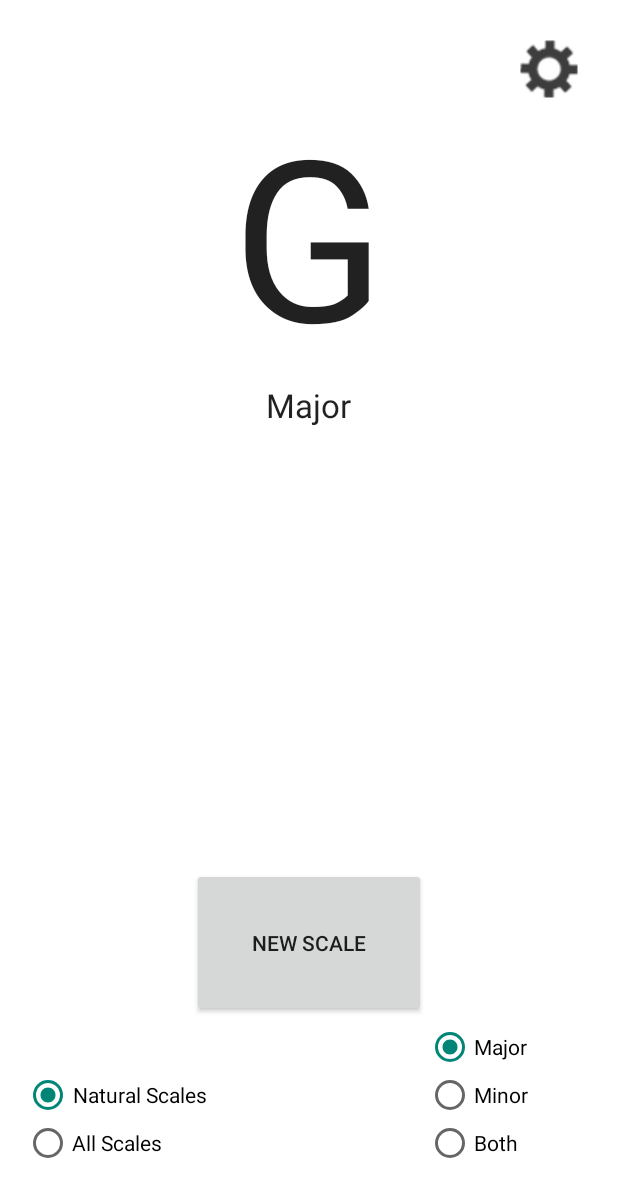
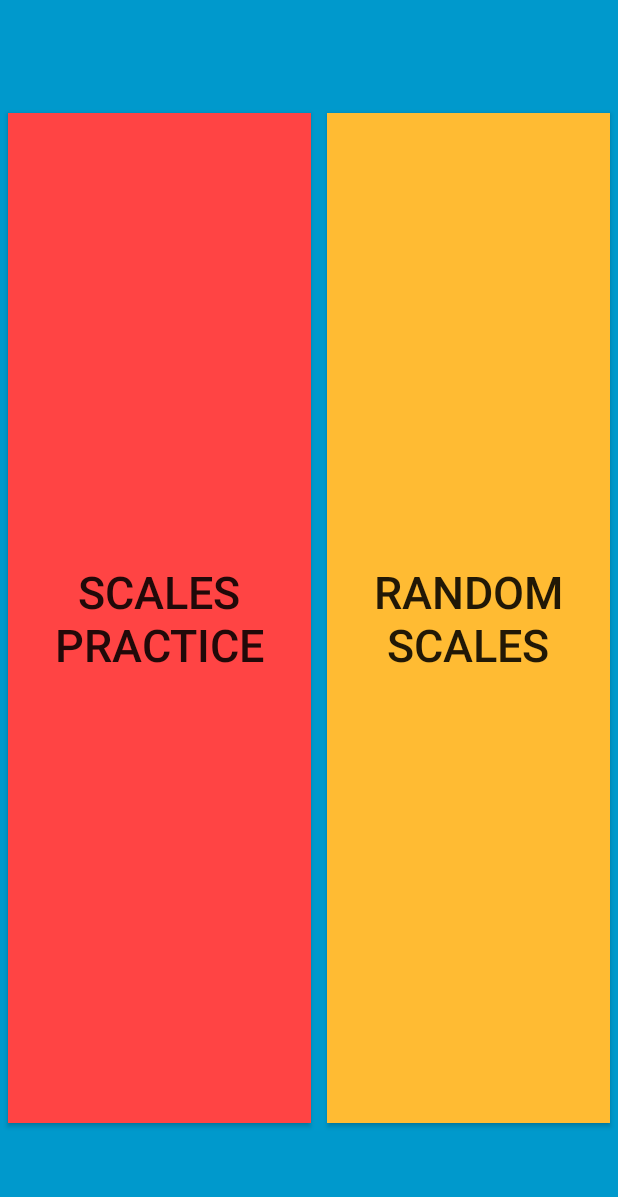
Before and after one commit to JDGale8/ScalesPractice, an Android app: the screen it shows after launch (MainActivity before the commit, LaunchPage after it), on a phone screen of 412 x 824 dp. Shown: the top 1197 px of the screen. Run offline under Robolectric (Android 15) with nearby library versions, the phone set to English and light mode, and no system bars.

Commit message:
fixed radio button functionality and added basic launch page

```diff
--- a/app/build.gradle
+++ b/app/build.gradle
@@ -23,4 +23,5 @@ dependencies {
     compile fileTree(dir: 'libs', include: ['*.jar'])
     testCompile 'junit:junit:4.12'
     compile 'com.android.support:appcompat-v7:23.1.0'
+    compile 'com.android.support:design:23.1.0'
 }
--- /dev/null
+++ b/app/src/main/java/dallas/scalespractice/LaunchPage.java
@@ -0,0 +1,42 @@
+package dallas.scalespractice;
+
+import android.content.Intent;
+import android.os.Bundle;
+import android.support.design.widget.FloatingActionButton;
+import android.support.design.widget.Snackbar;
+import android.support.v7.app.AppCompatActivity;
+import android.support.v7.widget.Toolbar;
+import android.view.View;
+import android.widget.Button;
+
+public class LaunchPage extends AppCompatActivity {
+
+    @Override
+    protected void onCreate(Bundle savedInstanceState) {
+        super.onCreate(savedInstanceState);
+        setContentView(R.layout.activity_launch_page);
+
+        final Button loadRandomBtn = (Button) findViewById(R.id.randomScalesActivityBtn);
+        final Button loadScalesBtn = (Button) findViewById(R.id.scalePracticeActivityBtn);
+
+        loadRandomBtn.setOnClickListener(new View.OnClickListener() {
+            @Override
+            public void onClick(View v) {
+                Intent mainIntent = new Intent("dallas.scalespractice.MainActivity");
+                startActivity(mainIntent);
+            }
+        });
+
+        /*
+        loadScalesBtn.setOnClickListener(new View.OnClickListener() {
+            @Override
+            public void onClick(View v) {
+                Intent mainIntent = new Intent("dallas.tsa_randomizerisajoke.MainActivity");
+                startActivity(mainIntent);
+            }
+        });
+        */
+
+    }
+
+}
--- /dev/null
+++ b/app/src/main/res/layout/activity_launch_page.xml
@@ -0,0 +1,54 @@
+<?xml version="1.0" encoding="utf-8"?>
+<RelativeLayout
+    xmlns:android="http://schemas.android.com/apk/res/android"
+    xmlns:app="http://schemas.android.com/apk/res-auto"
+    xmlns:tools="http://schemas.android.com/tools"
+    android:layout_width="match_parent"
+    android:layout_height="match_parent"
+    android:fitsSystemWindows="true"
+    tools:context="dallas.scalespractice.LaunchPage"
+    android:background="@android:color/holo_blue_dark">
+
+    <include layout="@layout/content_launch_page"
+             android:id="@+id/include"/>
+
+
+
+    <LinearLayout
+        android:orientation="horizontal"
+        android:layout_width="match_parent"
+        android:layout_height="match_parent"
+        android:layout_alignParentBottom="true"
+        android:layout_alignLeft="@+id/include"
+        android:layout_alignStart="@+id/include">
+
+        <Button
+            android:layout_width="wrap_content"
+            android:layout_height="match_parent"
+            android:text="Scales Practice"
+            android:id="@+id/scalePracticeActivityBtn"
+            android:layout_weight="1"
+            android:layout_marginLeft="5dp"
+            android:layout_marginRight="5dp"
+            android:layout_marginTop="75dp"
+            android:layout_marginBottom="75dp"
+            android:background="@android:color/holo_red_light"
+            android:textSize="30sp"/>
+
+        <Button
+            android:layout_width="wrap_content"
+            android:layout_height="match_parent"
+            android:layout_weight="1"
+            android:layout_marginLeft="5dp"
+            android:layout_marginRight="5dp"
+            android:layout_marginTop="75dp"
+            android:layout_marginBottom="75dp"
+            android:text="Random Scales"
+            android:id="@+id/randomScalesActivityBtn"
+            android:background="@android:color/holo_orange_light"
+            android:textSize="30sp"/>
+
+
+    </LinearLayout>
+
+</RelativeLayout>
--- a/app/src/main/res/layout/activity_main.xml
+++ b/app/src/main/res/layout/activity_main.xml
@@ -57,7 +57,7 @@
             android:layout_width="wrap_content"
             android:layout_height="wrap_content"
             android:text="@string/naturalScaleRadio"
-            android:id="@+id/radioNaturalScaleRadio"
+            android:id="@+id/naturalScaleRadio"
             android:gravity="center"
             android:layout_marginTop="21dp"
             android:checked="true"
@@ -67,7 +67,7 @@
             android:layout_width="wrap_content"
             android:layout_height="wrap_content"
             android:text="@string/allScaleRadio"
-            android:id="@+id/radioAccidentalScaleRadio"
+            android:id="@+id/allScaleRadio"
             android:checked="false"
             />
 
@@ -104,7 +104,7 @@
             android:layout_width="wrap_content"
             android:layout_height="wrap_content"
             android:text="Both"
-            android:id="@+id/allMajMinScaleRadio"
+            android:id="@+id/bothMinMajScaleRadio"
             android:checked="false"
             />
 
--- /dev/null
+++ b/app/src/main/res/values-v21/styles.xml
@@ -0,0 +1,2 @@
+<resources>>
+</resources>
--- a/app/src/main/res/values/dimens.xml
+++ b/app/src/main/res/values/dimens.xml
@@ -2,4 +2,5 @@
     <!-- Default screen margins, per the Android Design guidelines. -->
     <dimen name="activity_horizontal_margin">16dp</dimen>
     <dimen name="activity_vertical_margin">16dp</dimen>
+    <dimen name="fab_margin">16dp</dimen>
 </resources>
--- a/app/src/main/res/values/strings.xml
+++ b/app/src/main/res/values/strings.xml
@@ -2,4 +2,5 @@
     <string name="app_name">Scales Practice</string>
     <string name="allScaleRadio">All Scales</string>
     <string name="naturalScaleRadio">Natural Scales</string>
+    <string name="title_activity_launch_page">LaunchPage</string>
 </resources>
--- a/app/src/main/res/values/styles.xml
+++ b/app/src/main/res/values/styles.xml
@@ -7,5 +7,7 @@
         <item name="colorPrimaryDark">@color/colorPrimaryDark</item>
         <item name="colorAccent">@color/colorAccent</item>
     </style>
+    <style name="AppBarOverlay" parent="ThemeOverlay.AppCompat.Dark.ActionBar"/>
+    <style name="PopupOverlay" parent="ThemeOverlay.AppCompat.Light"/>
 
 </resources>
```
Also changed, not shown: app/src/main/AndroidManifest.xml (+13 -2 lines), app/src/main/java/dallas/scalespractice/MainActivity.java (+20 -28 lines), app/src/main/res/layout/content_launch_page.xml (added, +14 -0 lines), 1 other file.
